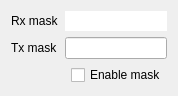
The window that src/pages/page/device/mask/SAKDebugPageDeviceMask.ui (x-tools-author/x-tools) describes before a commit, drawn with Qt 5.
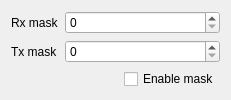
The same window after the commit.

Commit message: Resie the widget.

The edit to the form file:
```diff
--- a/src/pages/page/device/mask/SAKDebugPageDeviceMask.ui
+++ b/src/pages/page/device/mask/SAKDebugPageDeviceMask.ui
@@ -6,7 +6,7 @@
    <rect>
     <x>0</x>
     <y>0</y>
-    <width>161</width>
+    <width>231</width>
     <height>90</height>
    </rect>
   </property>
@@ -14,7 +14,7 @@
    <string>Form</string>
   </property>
   <layout class="QGridLayout" name="gridLayout">
-   <item row="2" column="0" colspan="3">
+   <item row="2" column="0" colspan="2">
     <spacer name="horizontalSpacer">
      <property name="orientation">
       <enum>Qt::Horizontal</enum>
@@ -40,8 +40,8 @@
      </property>
     </widget>
    </item>
-   <item row="2" column="3">
-    <widget class="QCheckBox" name="enableCheckBox">
+   <item row="2" column="2">
+    <widget class="QCheckBox" name="enableMaskCheckBox">
      <property name="text">
       <string>Enable mask</string>
      </property>
@@ -60,13 +60,17 @@
      </property>
     </widget>
    </item>
-   <item row="1" column="1" colspan="3">
-    <widget class="QLineEdit" name="txMaskLineEdit"/>
+   <item row="0" column="1" colspan="2">
+    <widget class="QSpinBox" name="rxMaskSpinBox">
+     <property name="maximum">
+      <number>256</number>
+     </property>
+    </widget>
    </item>
-   <item row="0" column="1" colspan="3">
-    <widget class="QLineEdit" name="rxMaskLineEdit">
-     <property name="frame">
-      <bool>false</bool>
+   <item row="1" column="1" colspan="2">
+    <widget class="QSpinBox" name="txMaskSpinBox">
+     <property name="maximum">
+      <number>256</number>
      </property>
     </widget>
    </item>
```
Left out of the diff: 2 changed lines with no effect on the pictures.
